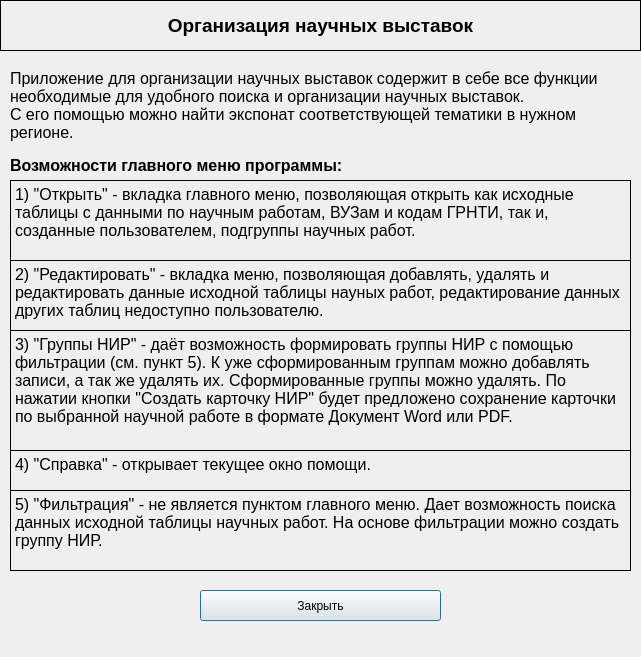
Above: source/HelpWindow.ui from KozlovIA/Qt-DataBase before the change. Below: the same form after it.
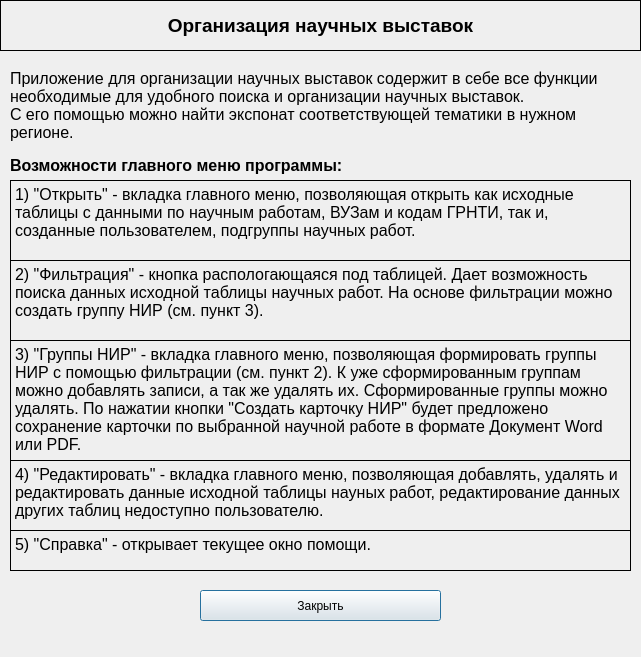
That is the form after the change. Icons and pictures are not drawn.

Patch:
```diff
--- a/source/HelpWindow.ui
+++ b/source/HelpWindow.ui
@@ -149,7 +149,7 @@
    <property name="geometry">
     <rect>
      <x>10</x>
-     <y>260</y>
+     <y>460</y>
      <width>621</width>
      <height>71</height>
     </rect>
@@ -165,7 +165,7 @@
     <enum>QFrame::Box</enum>
    </property>
    <property name="text">
-    <string>2) &quot;Редактировать&quot; - вкладка меню, позволяющая добавлять, удалять и редактировать данные исходной таблицы науных работ, редактирование данных других таблиц недоступно пользователю.</string>
+    <string>4) &quot;Редактировать&quot; - вкладка главного меню, позволяющая добавлять, удалять и редактировать данные исходной таблицы науных работ, редактирование данных других таблиц недоступно пользователю.</string>
    </property>
    <property name="alignment">
     <set>Qt::AlignLeading|Qt::AlignLeft|Qt::AlignTop</set>
@@ -178,7 +178,7 @@
    <property name="geometry">
     <rect>
      <x>10</x>
-     <y>330</y>
+     <y>340</y>
      <width>621</width>
      <height>121</height>
     </rect>
@@ -194,7 +194,7 @@
     <enum>QFrame::Box</enum>
    </property>
    <property name="text">
-    <string>3) &quot;Группы НИР&quot; - даёт возможность формировать группы НИР с помощью фильтрации (см. пункт 5). К уже сформированным группам можно добавлять записи, а так же удалять их. Сформированные группы можно удалять. По нажатии кнопки &quot;Создать карточку НИР&quot; будет предложено сохранение карточки по выбранной научной работе в формате Документ Word или PDF.</string>
+    <string>3) &quot;Группы НИР&quot; - вкладка главного меню, позволяющая формировать группы НИР с помощью фильтрации (см. пункт 2). К уже сформированным группам можно добавлять записи, а так же удалять их. Сформированные группы можно удалять. По нажатии кнопки &quot;Создать карточку НИР&quot; будет предложено сохранение карточки по выбранной научной работе в формате Документ Word или PDF.</string>
    </property>
    <property name="alignment">
     <set>Qt::AlignLeading|Qt::AlignLeft|Qt::AlignTop</set>
@@ -207,7 +207,7 @@
    <property name="geometry">
     <rect>
      <x>10</x>
-     <y>450</y>
+     <y>530</y>
      <width>621</width>
      <height>41</height>
     </rect>
@@ -223,7 +223,7 @@
     <enum>QFrame::Box</enum>
    </property>
    <property name="text">
-    <string>4) &quot;Справка&quot; - открывает текущее окно помощи.</string>
+    <string>5) &quot;Справка&quot; - открывает текущее окно помощи.</string>
    </property>
    <property name="alignment">
     <set>Qt::AlignLeading|Qt::AlignLeft|Qt::AlignTop</set>
@@ -236,7 +236,7 @@
    <property name="geometry">
     <rect>
      <x>10</x>
-     <y>490</y>
+     <y>260</y>
      <width>621</width>
      <height>81</height>
     </rect>
@@ -252,7 +252,7 @@
     <enum>QFrame::Box</enum>
    </property>
    <property name="text">
-    <string>5) &quot;Фильтрация&quot; - не является пунктом главного меню. Дает возможность поиска данных исходной таблицы научных работ. На основе фильтрации можно создать группу НИР.</string>
+    <string>2) &quot;Фильтрация&quot; - кнопка распологающаяся под таблицей. Дает возможность поиска данных исходной таблицы научных работ. На основе фильтрации можно создать группу НИР (см. пункт 3).</string>
    </property>
    <property name="alignment">
     <set>Qt::AlignLeading|Qt::AlignLeft|Qt::AlignTop</set>
```
